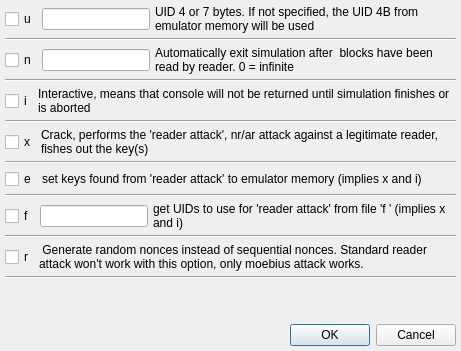
Qt form ui/mf_sim_simdialog.ui (wh201906/Proxmark3GUI) before a commit.
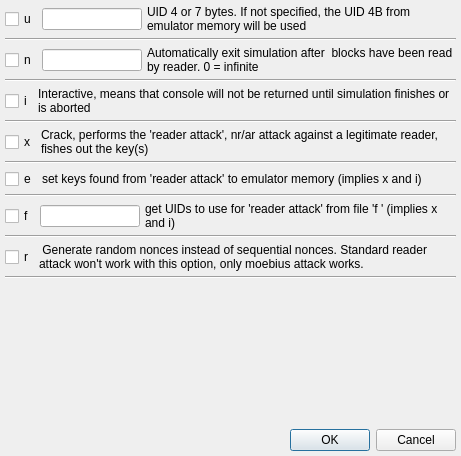
The same form after that commit.

Patch:
```diff
--- a/ui/mf_sim_simdialog.ui
+++ b/ui/mf_sim_simdialog.ui
@@ -7,7 +7,7 @@
     <x>0</x>
     <y>0</y>
     <width>461</width>
-    <height>351</height>
+    <height>456</height>
    </rect>
   </property>
   <property name="windowTitle">
@@ -46,6 +46,12 @@
          <verstretch>0</verstretch>
         </sizepolicy>
        </property>
+       <property name="maximumSize">
+        <size>
+         <width>100</width>
+         <height>16777215</height>
+        </size>
+       </property>
       </widget>
      </item>
      <item>
@@ -90,6 +96,12 @@
          <verstretch>0</verstretch>
         </sizepolicy>
        </property>
+       <property name="maximumSize">
+        <size>
+         <width>100</width>
+         <height>16777215</height>
+        </size>
+       </property>
       </widget>
      </item>
      <item>
@@ -236,6 +248,12 @@
          <verstretch>0</verstretch>
         </sizepolicy>
        </property>
+       <property name="maximumSize">
+        <size>
+         <width>100</width>
+         <height>16777215</height>
+        </size>
+       </property>
       </widget>
      </item>
      <item>
```
